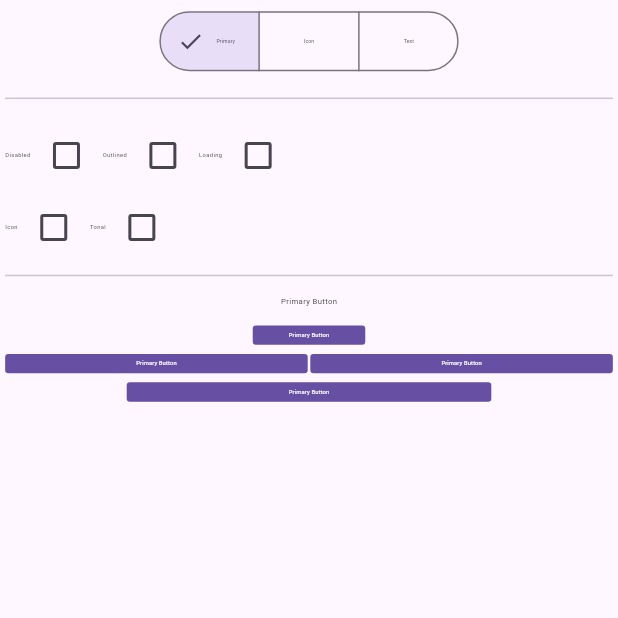
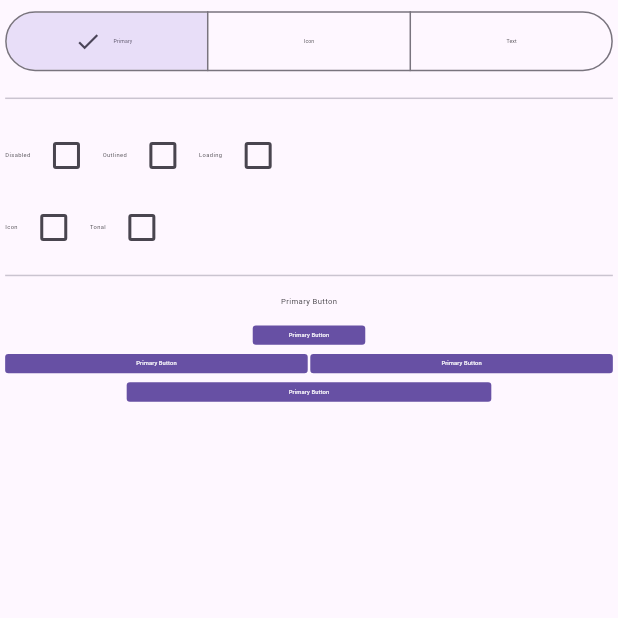
Before and after one commit to The-Faith-Tech/shadmin, a Flutter app: the SHButtonsView screen opened by its route, on a phone screen of 412 x 824 dp, the top half of it. Run offline on Flutter 3.47's test engine with Material 3 defaults, Android fonts, the phone set to English and light mode, and no system bars; our stand-ins replace device_preview, flutter_colorpicker, flutter_screenutil, get, lottie; network calls fail.

Commit message:
width added

```diff
--- a/example/shadmin_ui/lib/views/button/buttonsView.dart
+++ b/example/shadmin_ui/lib/views/button/buttonsView.dart
@@ -42,6 +42,7 @@ class _SHButtonsViewState extends State<SHButtonsView> {
           children: [
             Center(
               child: SHSegmentedBtn(
+                width: 500,
                 labels: const ["Primary", "Icon", "Text"],
                 values: const [1, 2, 3],
                 selected: selectedBtn,
--- a/lib/src/components/buttons/segmentedButton.dart
+++ b/lib/src/components/buttons/segmentedButton.dart
@@ -11,14 +11,18 @@ class SHSegmentedBtn<T> extends StatelessWidget {
     required this.selected,
     required this.onSelectionChanged,
     required this.labels,
+    this.width,
   }) : assert(values.length == labels.length);
   final List<String> labels;
   final List<T> values;
   final T selected;
   final Function(T) onSelectionChanged;
+  final double? width;
   @override
   Widget build(BuildContext context) {
-    return SegmentedButton<T>(
+    return SizedBox(
+      width: width,
+      child: SegmentedButton<T>(
         showSelectedIcon: labels.length <= 3,
         emptySelectionAllowed: true,
         segments: List.generate(
@@ -42,6 +46,7 @@ class SHSegmentedBtn<T> extends StatelessWidget {
             log(e.toString());
           }
         },
+      ),
     );
   }
 }
```
Lines whose indentation alone changed are shown as unchanged.
